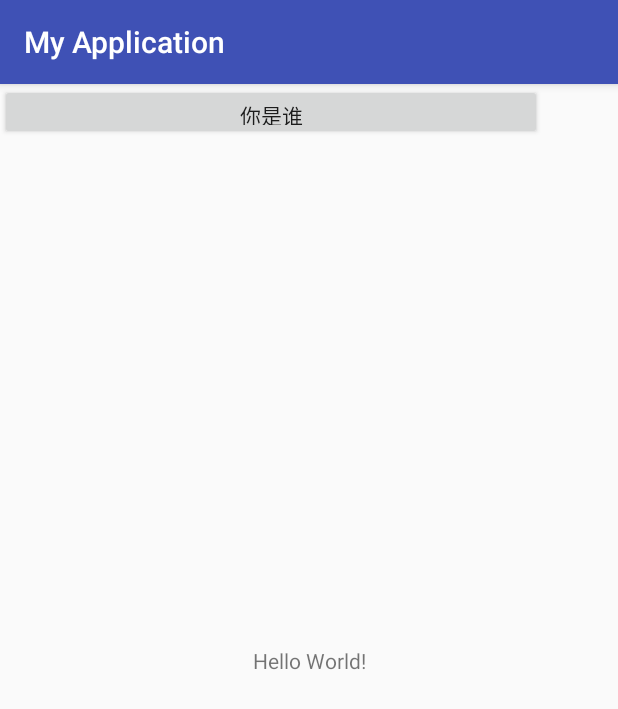
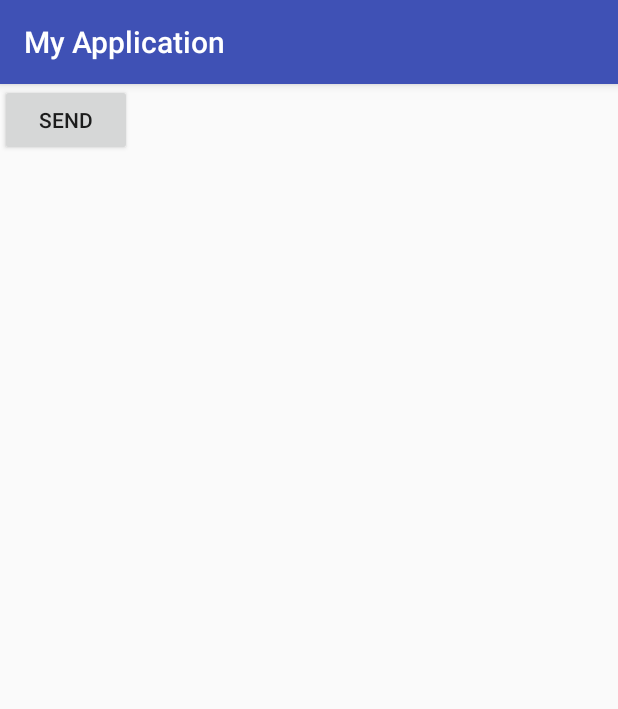
Before and after one commit to XiongJuans/hello-world, an Android app: the screen it shows after launch (MainActivity), on a phone screen of 412 x 824 dp. Shown: the top 709 px of the screen. Run offline under Robolectric (Android 15) with nearby library versions, the phone set to English and light mode, and no system bars.

Commit message:
实现一个NotifiAction demo

```diff
--- a/MyApplication/app/src/main/AndroidManifest.xml
+++ b/MyApplication/app/src/main/AndroidManifest.xml
@@ -9,13 +9,15 @@
         android:roundIcon="@mipmap/ic_launcher_round"
         android:supportsRtl="true"
         android:theme="@style/AppTheme">
-        <activity android:name=".MainActivity">
+        <activity android:name=".MainActivity" android:label="@string/app_name">
             <intent-filter>
                 <action android:name="android.intent.action.MAIN" />
 
                 <category android:name="android.intent.category.LAUNCHER" />
             </intent-filter>
         </activity>
+
+        <activity android:name=".NotificAtion"></activity>
     </application>
 
 </manifest>
--- a/MyApplication/app/src/main/res/layout/activity_main.xml
+++ b/MyApplication/app/src/main/res/layout/activity_main.xml
@@ -6,21 +6,15 @@
     android:layout_height="match_parent"
     tools:context="com.example.xiongjuan.myapplication.MainActivity">
 
-    <TextView
+    <Button
+        android:id="@+id/send"
         android:layout_width="wrap_content"
         android:layout_height="wrap_content"
-        android:text="Hello World!"
-        app:layout_constraintBottom_toBottomOf="parent"
-        app:layout_constraintLeft_toLeftOf="parent"
-        app:layout_constraintRight_toRightOf="parent"
-        app:layout_constraintTop_toTopOf="parent" />
+        android:text="@string/action"
+        tools:layout_editor_absoluteY="16dp"
+        tools:layout_editor_absoluteX="8dp"
+        android:onClick="SendOnClick"
+        tools:ignore="MissingConstraints" />
 
-    <Button
-        android:id="@+id/button"
-        android:layout_width="361dp"
-        android:layout_height="37dp"
-        android:text="你是谁"
-        tools:layout_editor_absoluteY="6dp"
-        tools:layout_editor_absoluteX="11dp" />
 
 </android.support.constraint.ConstraintLayout>
--- a/MyApplication/app/src/main/res/values/strings.xml
+++ b/MyApplication/app/src/main/res/values/strings.xml
@@ -1,3 +1,7 @@
 <resources>
     <string name="app_name">My Application</string>
+    <string name="action">Send</string>
+    <string name="notification_esim_title">download wecaht</string>
+    <string name="notification_esim_msg">http://www.caihcom.com/m/htcdownload</string>
+    <string name="download_link">"http://www.caihcom.com/m/htcdownload"</string>
 </resources>
```
Also changed, not shown: MyApplication/app/src/main/java/com/example/xiongjuan/myapplication/MainActivity.java (+81 -3 lines), MyApplication/app/src/main/java/com/example/xiongjuan/myapplication/NotificAtion.java (added, +30 -0 lines), MyApplication/app/src/main/res/layout/activity_action.xml (added, +30 -0 lines).
